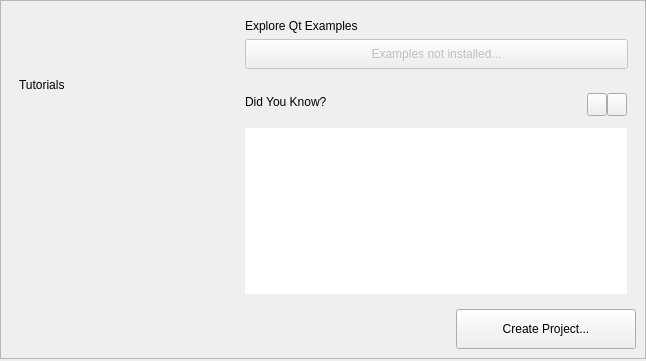
Above: src/plugins/qt4projectmanager/gettingstartedwelcomepagewidget.ui from qt-creator/qt-creator before the change. Below: the same form after it.
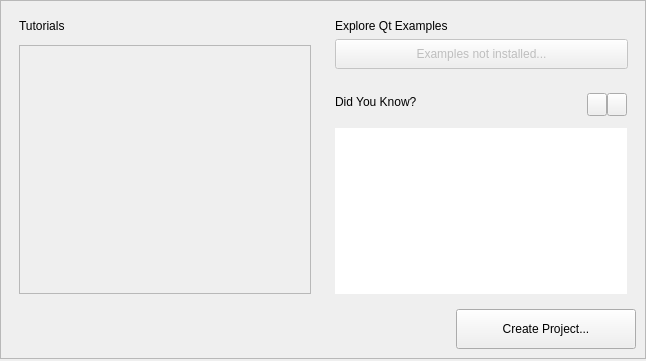
That is the form after the change. Icons and pictures are not drawn. Custom widgets are drawn as their Qt base class.

Commit message:
Welcome mode: Base on QScrollArea.
to able to scroll long lists again.

The edit to the form file:
```diff
--- a/src/plugins/qt4projectmanager/gettingstartedwelcomepagewidget.ui
+++ b/src/plugins/qt4projectmanager/gettingstartedwelcomepagewidget.ui
@@ -340,7 +340,7 @@
  <customwidgets>
   <customwidget>
    <class>Utils::WelcomeModeTreeWidget</class>
-   <extends>QWidget</extends>
+   <extends>QScrollArea</extends>
    <header location="global">utils/welcomemodetreewidget.h</header>
   </customwidget>
   <customwidget>
```
The commit also changes 4 other files.
